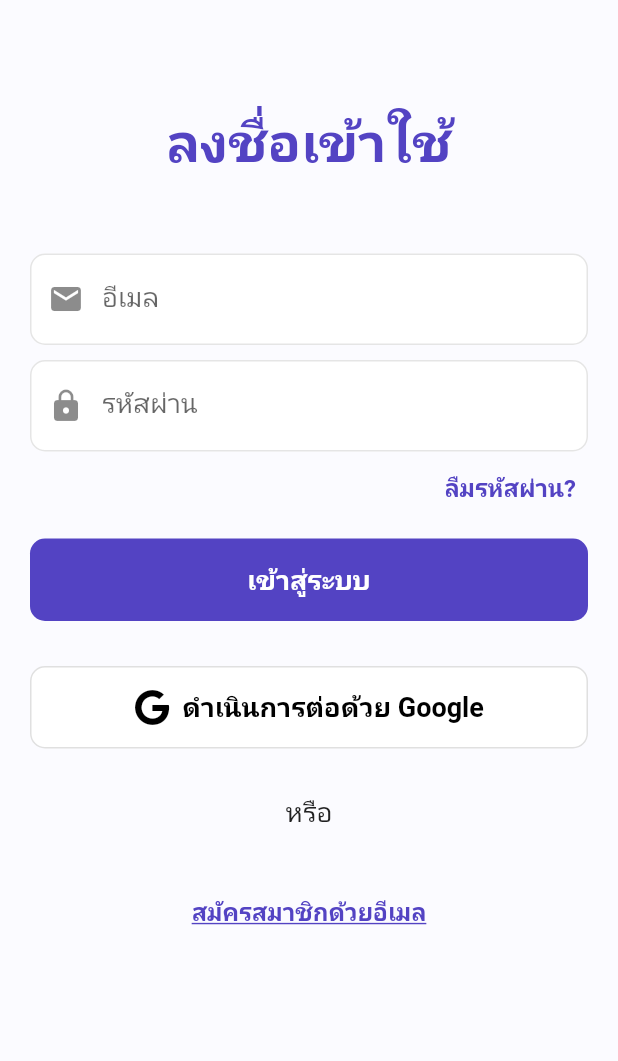
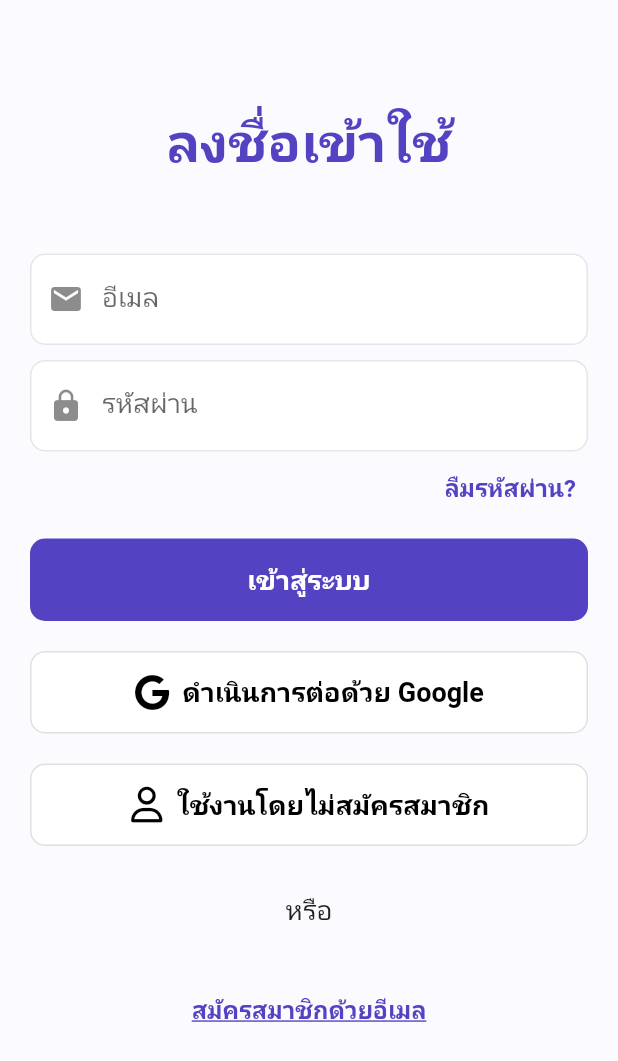
Before and after one commit to CE-KMITL-Project-2021-Group-36/Rental-App, a Flutter app: the screen it shows after launch, after a tap on "ดำเนินการต่อด้วย Google", on a phone screen of 412 x 824 dp. Shown: the top 1061 px of the screen. Run offline on Flutter 3.47's test engine with Material 2 defaults, Android fonts, the phone set to English and light mode, and no system bars; our stand-ins replace carousel_nullsafety, cloud_firestore, dropdown_button2, file_picker, firebase_auth, firebase_core and 10 more; missing offline and left inert: flutterfire_ui; accounts and stored records are empty; Roboto replaces fonts that are missing (SFThonburi).

Commit message:
[feat] Add anonymous sign in button

```diff
--- a/rental_app/lib/models/authentication_model.dart
+++ b/rental_app/lib/models/authentication_model.dart
@@ -160,4 +160,8 @@ class Authentication {
     await googleUser.signOut();
     await _auth.signOut();
   }
+
+  Future<void> signInAnonymously() async {
+    await _auth.signInAnonymously();
+  }
 }
--- a/rental_app/lib/screens/home_screen.dart
+++ b/rental_app/lib/screens/home_screen.dart
@@ -1,4 +1,5 @@
 import 'package:cloud_firestore/cloud_firestore.dart';
+import 'package:firebase_auth/firebase_auth.dart';
 import 'package:flutter/material.dart';
 import 'package:rental_app/config/palette.dart';
 import 'package:rental_app/models/models.dart';
@@ -30,7 +31,7 @@ class _HomeScreenState extends State<HomeScreen> {
           child: const Icon(Icons.add),
           //backgroundColor: Colors.green,
           onPressed: () {
-            Navigator.pushNamed(context, '/add_product');
+            FirebaseAuth.instance.signOut();
           },
         ),
         appBar: AppBar(
--- a/rental_app/lib/screens/login_screen.dart
+++ b/rental_app/lib/screens/login_screen.dart
@@ -50,6 +50,16 @@ class _LoginPageState extends State<LoginPage> {
           Future<void> _loginWithGoogle() async {
             await _auth
                 .signInWithGoogle(context)
+                .whenComplete(() => _auth.authStateChange.listen((event) async {
+                      if (event == null) {
+                        return;
+                      }
+                    }));
+          }
+
+          Future<void> _signInAnonymously() async {
+            await _auth
+                .signInAnonymously()
                 .whenComplete(() => _auth.authStateChange.listen((event) async {
                       if (event == null) {
                         return;
@@ -138,12 +148,29 @@ class _LoginPageState extends State<LoginPage> {
                       padding: const EdgeInsets.symmetric(vertical: 15),
                     ),
                   ),
-                  const SizedBox(height: 30),
+                  const SizedBox(height: 20),
                   OutlinedButton.icon(
                     onPressed: _loginWithGoogle,
                     icon: const Icon(FontAwesomeIcons.google),
                     label: const Text(
                       'ดำเนินการต่อด้วย Google',
+                      style: TextStyle(
+                        fontSize: 18,
+                        fontWeight: FontWeight.bold,
+                      ),
+                    ),
+                    style: TextButton.styleFrom(
+                      primary: Colors.black,
+                      backgroundColor: Colors.white,
+                      padding: const EdgeInsets.symmetric(vertical: 15),
+                    ),
+                  ),
+                  const SizedBox(height: 20),
+                  OutlinedButton.icon(
+                    onPressed: _signInAnonymously,
+                    icon: const Icon(FontAwesomeIcons.user),
+                    label: const Text(
+                      'ใช้งานโดยไม่สมัครสมาชิก',
                       style: TextStyle(
                         fontSize: 18,
                         fontWeight: FontWeight.bold,
--- a/rental_app/lib/screens/verify_email_screen.dart
+++ b/rental_app/lib/screens/verify_email_screen.dart
@@ -31,6 +31,7 @@ class _VerifyEmailPageState extends State<VerifyEmailPage> {
   void initState() {
     super.initState();
     _isEmailVerified = FirebaseAuth.instance.currentUser!.emailVerified;
+    if (FirebaseAuth.instance.currentUser!.isAnonymous) _isEmailVerified = true;
     if (!_isEmailVerified) {
       sendVerificationEmail();
       timer = Timer.periodic(
--- a/rental_app/pubspec.yaml
+++ b/rental_app/pubspec.yaml
@@ -1,5 +1,5 @@
 name: rental_app
-description: A new Flutter project.
+description: Application for Item Rental.
 
 # The following line prevents the package from being accidentally published to
 # pub.dev using `flutter pub publish`. This is preferred for private packages.
```
Also changed, not shown: rental_app/lib/widgets/custom_navbar.dart (+5 -4 lines).
